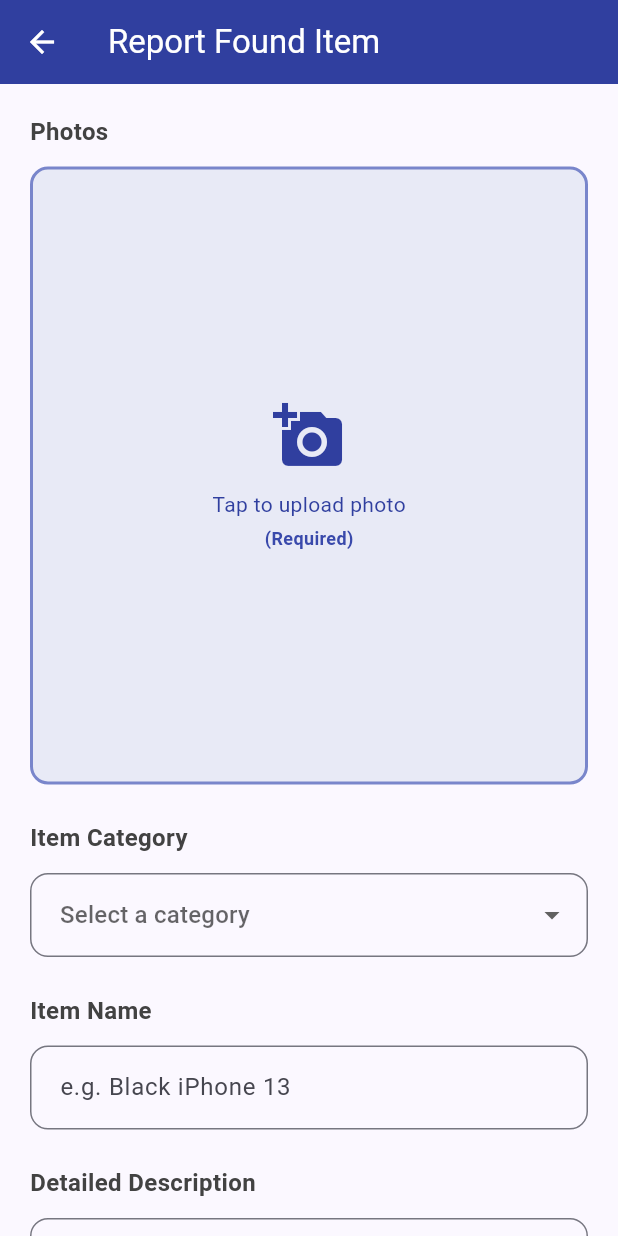
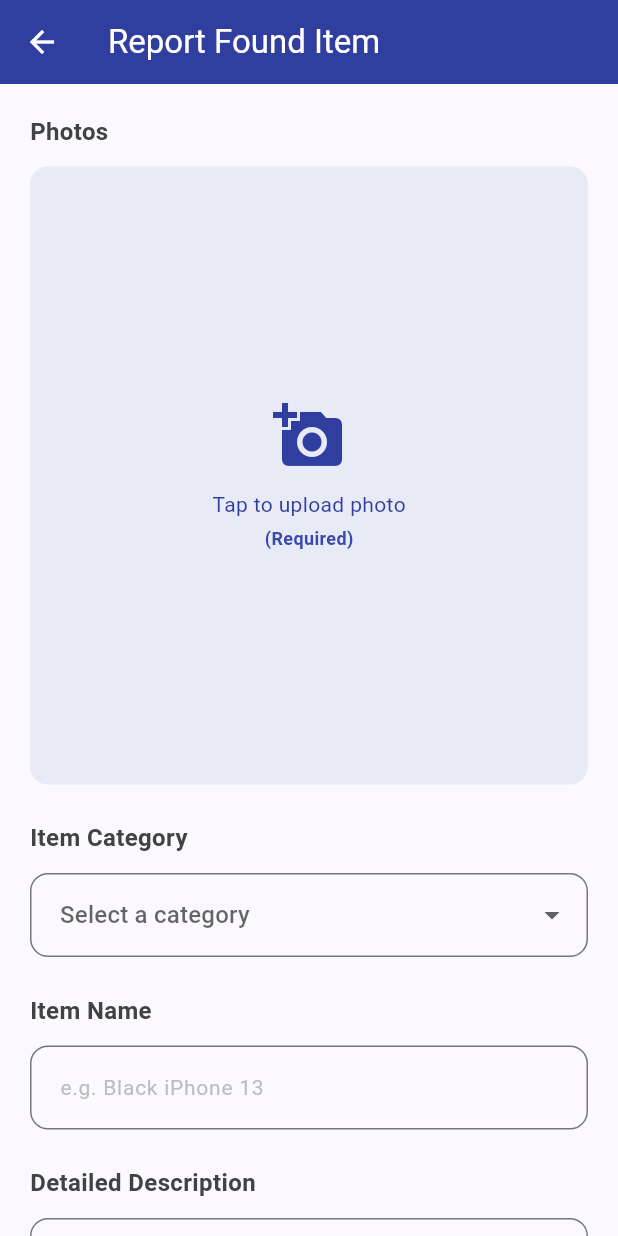
Before and after one commit to yzhenyuan000-debug/LostItemTracker, a Flutter app: the FoundItemReportingPage screen opened directly, on a phone screen of 412 x 824 dp. Run offline on Flutter 3.47's test engine with Material 3 defaults, Android fonts, the phone set to English and light mode, and no system bars; our stand-ins replace cloud_firestore, firebase_auth, firebase_core, flutter_map, geolocator, image_picker and 1 more; accounts and stored records are empty.

Commit message:
Initial Commit

```diff
--- a/lib/user/found_item_reporting_page.dart
+++ b/lib/user/found_item_reporting_page.dart
@@ -858,7 +858,7 @@ class _FoundItemReportingPageState extends State<FoundItemReportingPage> {
                                         border: Border.all(
                                           color: _compressedImageBytes != null
                                               ? Colors.indigo.shade50
-                                              : Colors.indigo.shade300,
+                                              : Colors.indigo.shade50,
                                           width: 2,
                                         ),
                                       ),
@@ -978,6 +978,10 @@ class _FoundItemReportingPageState extends State<FoundItemReportingPage> {
                           controller: _itemNameController,
                           decoration: InputDecoration(
                             hintText: 'e.g. Black iPhone 13',
+                            hintStyle: TextStyle(
+                              color: Colors.grey.shade400,
+                              fontSize: 14,
+                            ),
                             border: OutlineInputBorder(
                               borderRadius: BorderRadius.circular(12),
                             ),
@@ -1010,6 +1014,10 @@ class _FoundItemReportingPageState extends State<FoundItemReportingPage> {
                           maxLines: 5,
                           decoration: InputDecoration(
                             hintText: 'Describe the item in detail (color, brand, special marks, etc.)',
+                            hintStyle: TextStyle(
+                              color: Colors.grey.shade400,
+                              fontSize: 14,
+                            ),
                             border: OutlineInputBorder(
                               borderRadius: BorderRadius.circular(12),
                             ),
@@ -1172,6 +1180,10 @@ class _FoundItemReportingPageState extends State<FoundItemReportingPage> {
                           maxLines: 3,
                           decoration: InputDecoration(
                             hintText: 'e.g. Near the library entrance, beside the vending machine',
+                            hintStyle: TextStyle(
+                              color: Colors.grey.shade400,
+                              fontSize: 14,
+                            ),
                             border: OutlineInputBorder(
                               borderRadius: BorderRadius.circular(12),
                             ),
```
Also changed, not shown: lib/user/lost_item_reporting_page.dart (+12 -0 lines).
